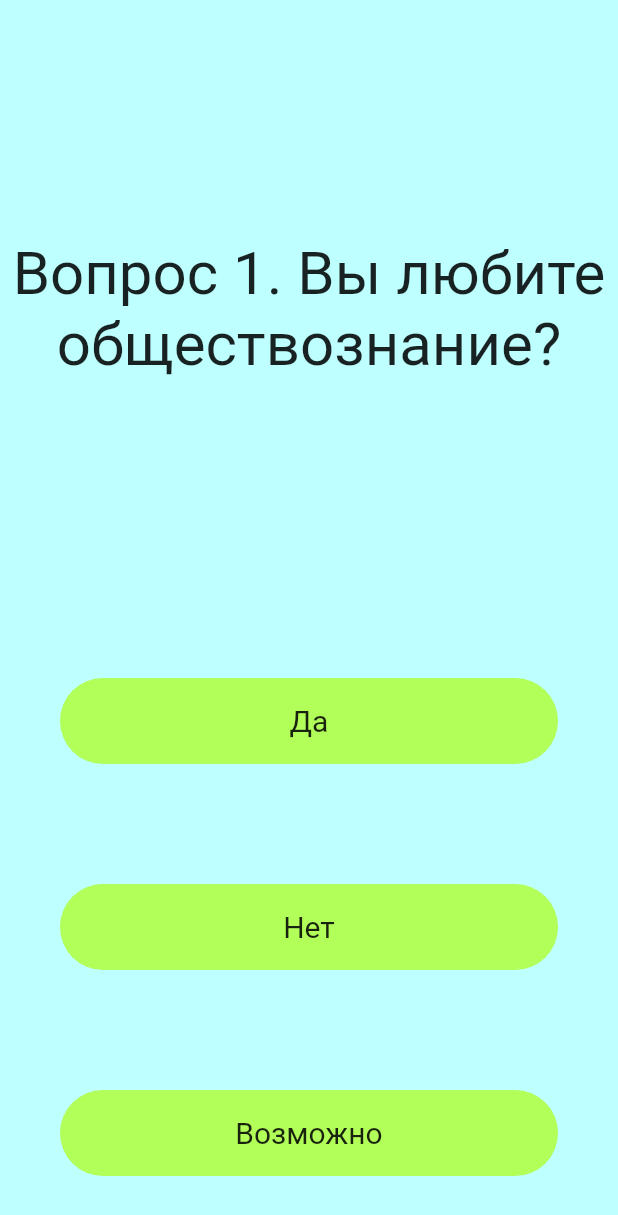
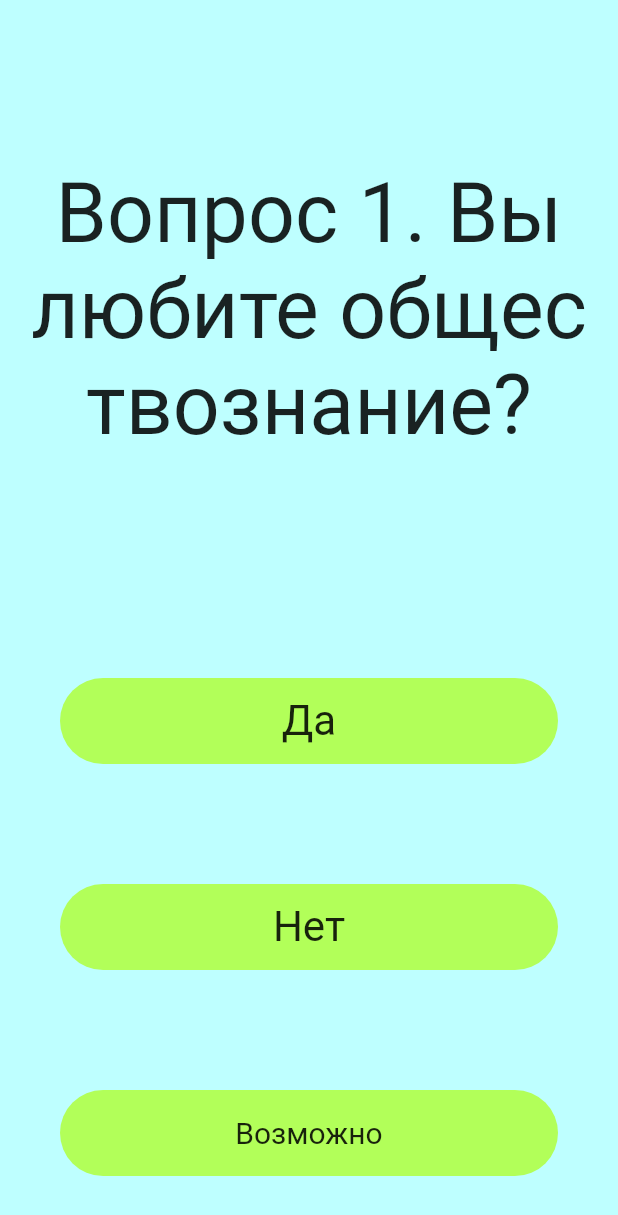
Before and after one commit to KoreshOK101/Big_Bobs_Daddy, a Flutter app: the screen it shows after launch, on a phone screen of 412 x 824 dp. Shown: the top 1215 px of the screen. Run offline on Flutter 3.47's test engine with Material 2 defaults, Android fonts, the phone set to English and light mode, and no system bars; our stand-ins replace animated_text_kit; missing offline and left inert: vk_bridge.

Commit message:
Update main.dart

```diff
--- a/lib/main.dart
+++ b/lib/main.dart
@@ -51,7 +51,7 @@ class _TestingPAGEState extends State<TestingPAGE> {
                 child: Text(
               quest.gettext(),
               textAlign: TextAlign.center,
-              style: TextStyle(fontSize: 40),
+              style: TextStyle(fontSize: 55),
             )),
           ),
           flex: 3,
@@ -72,7 +72,7 @@ class _TestingPAGEState extends State<TestingPAGE> {
                   child: Text(
                     quest.getAnswer1(),
                     textAlign: TextAlign.center,
-                    style: TextStyle(fontSize: 20),
+                    style: TextStyle(fontSize: 28),
                   ),
                 ),
               ),
@@ -95,7 +95,7 @@ class _TestingPAGEState extends State<TestingPAGE> {
                   child: Text(
                     quest.getAnswer2(),
                     textAlign: TextAlign.center,
-                    style: TextStyle(fontSize: 20),
+                    style: TextStyle(fontSize: 28),
                   ),
                 ),
               ),
```
